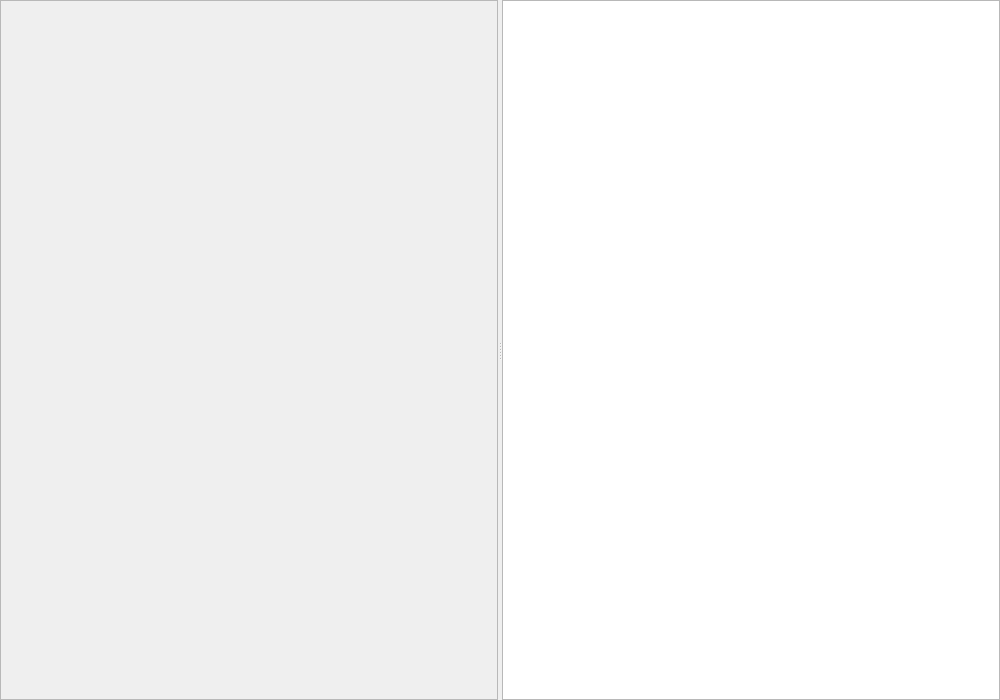
This is MarkdownEditor.ui in imgag/cppGUI as Qt 5 draws it before an edit. The edited form follows.
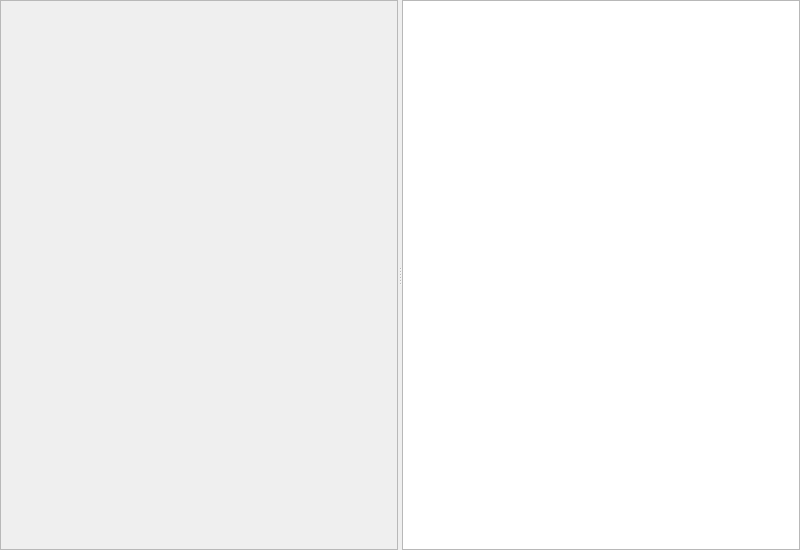
This is the edited form.

Commit message: MarkdownEditor: added context menu to copy HTML, preventing scaling of images

```diff
--- a/MarkdownEditor.ui
+++ b/MarkdownEditor.ui
@@ -6,14 +6,14 @@
    <rect>
     <x>0</x>
     <y>0</y>
-    <width>1000</width>
-    <height>700</height>
+    <width>800</width>
+    <height>550</height>
    </rect>
   </property>
   <property name="minimumSize">
    <size>
-    <width>1000</width>
-    <height>700</height>
+    <width>800</width>
+    <height>550</height>
    </size>
   </property>
   <property name="windowTitle">
```
Left out of the diff: 3 changed lines with no effect on the pictures. The commit also changes 2 other files.
